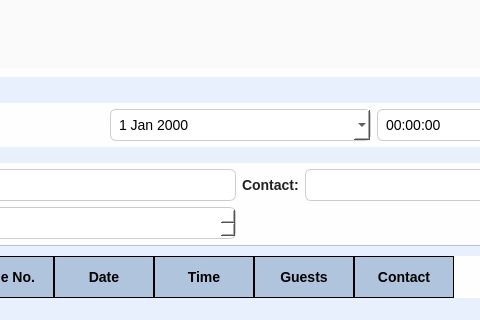
Qt form mainwindow.ui (MuhammadUsman-Murtaza/forked-restaurant-management-system) before a commit; both pictures show x 349 to 829 and y 0 to 320 of the 1014 by 623 pixel window.
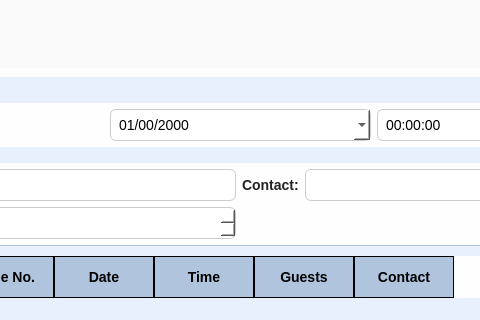
The same form after that commit. The open tabs and pages were chosen to show the change. Icons and pictures are not drawn.

Commit message: Add functional reservation (#11)

Diff of the .ui file:
```diff
--- a/mainwindow.ui
+++ b/mainwindow.ui
@@ -2349,6 +2349,9 @@
                <property name="styleSheet">
                 <string notr="true">color: black;</string>
                </property>
+               <property name="displayFormat">
+                <string>dd/mm/yyyy</string>
+               </property>
                <property name="calendarPopup">
                 <bool>true</bool>
                </property>
```
Left out of the diff: 13 changed lines with no effect on the pictures. The commit also changes 2 other files.
